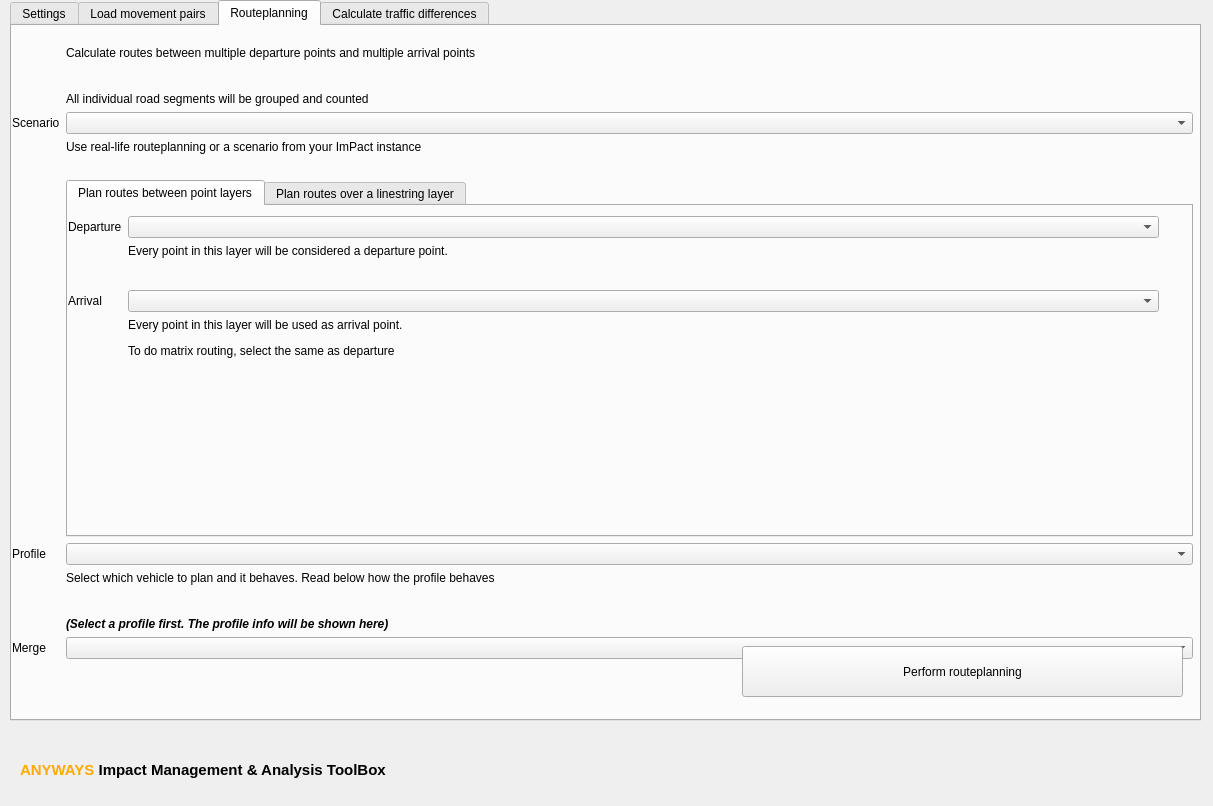
Above: ImPact_toolbox_dialog_base.ui from anyways-open/impact-qgis-plugin before the change. Below: the same form after it.
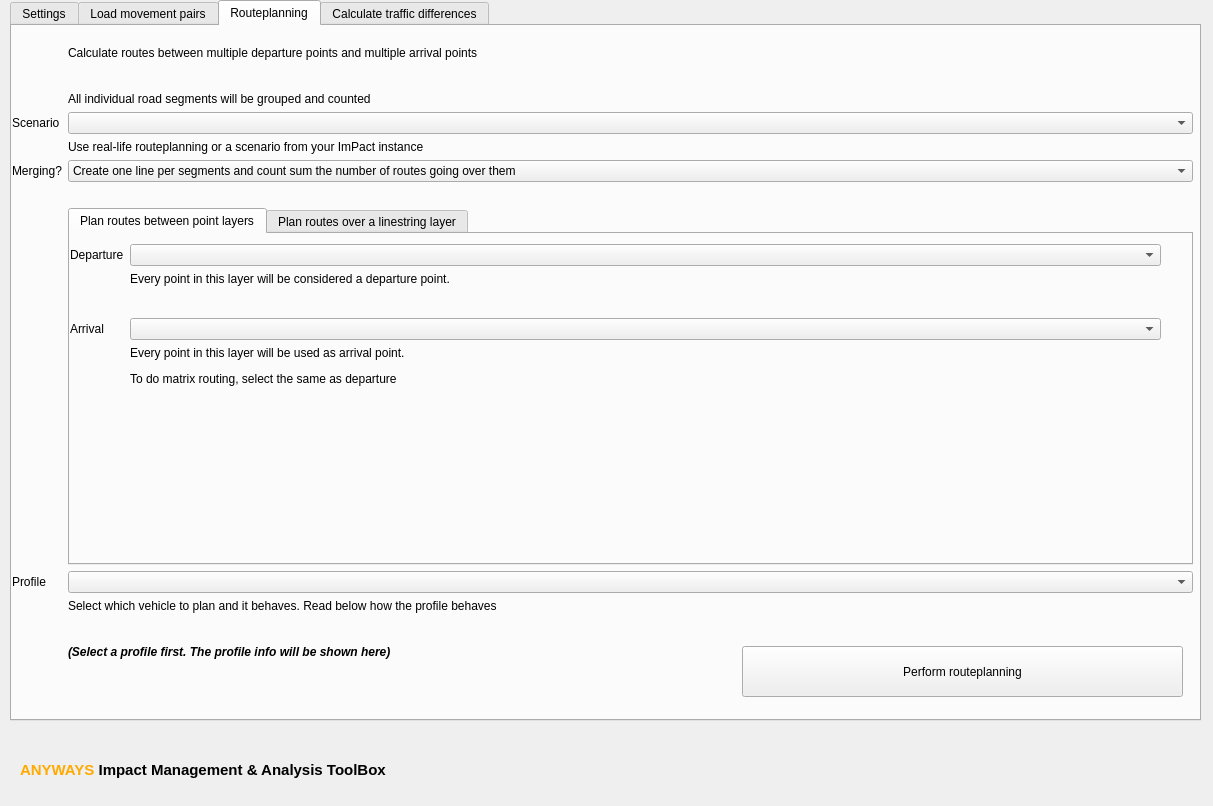
That is the form after the change. Custom widgets are drawn as their Qt base class.

Commit message: Fix tests, debugging, add option to create one linestring per route instead of segments, version bump

What changed in the file:
```diff
--- a/ImPact_toolbox_dialog_base.ui
+++ b/ImPact_toolbox_dialog_base.ui
@@ -426,14 +426,14 @@
         </property>
        </widget>
       </item>
-      <item row="5" column="1">
+      <item row="6" column="1">
        <widget class="QLabel" name="label_16">
         <property name="text">
          <string/>
         </property>
        </widget>
       </item>
-      <item row="6" column="1">
+      <item row="8" column="1">
        <widget class="QTabWidget" name="toolbox_origin_destination_or_movement">
         <property name="sizePolicy">
          <sizepolicy hsizetype="Expanding" vsizetype="MinimumExpanding">
@@ -543,24 +543,24 @@
         </widget>
        </widget>
       </item>
-      <item row="7" column="0">
+      <item row="9" column="0">
        <widget class="QLabel" name="label_9">
         <property name="text">
          <string>Profile</string>
         </property>
        </widget>
       </item>
-      <item row="7" column="1">
+      <item row="9" column="1">
        <widget class="QComboBox" name="profile_picker"/>
       </item>
-      <item row="8" column="1">
+      <item row="10" column="1">
        <widget class="QLabel" name="label_10">
         <property name="text">
          <string>&lt;html&gt;&lt;head/&gt;&lt;body&gt;&lt;p&gt;Select which vehicle to plan and it behaves. Read below how the profile behaves&lt;/p&gt;&lt;p/&gt;&lt;/body&gt;&lt;/html&gt;</string>
         </property>
        </widget>
       </item>
-      <item row="9" column="1">
+      <item row="11" column="1">
        <widget class="QLabel" name="profile_explanation">
         <property name="font">
          <font>
@@ -574,13 +574,24 @@
         </property>
        </widget>
       </item>
-      <item row="10" column="1">
-       <widget class="QComboBox" name="mergemode"/>
+      <item row="5" column="1">
+       <widget class="QComboBox" name="mergemode">
+        <item>
+         <property name="text">
+          <string>Create one line per segments and count sum the number of routes going over them</string>
+         </property>
+        </item>
+        <item>
+         <property name="text">
+          <string>Create one line for every route</string>
+         </property>
+        </item>
+       </widget>
       </item>
-      <item row="10" column="0">
+      <item row="5" column="0">
        <widget class="QLabel" name="label_26">
         <property name="text">
-         <string>Merge</string>
+         <string>Merging?</string>
         </property>
        </widget>
       </item>
```
The commit also changes 5 other files.
